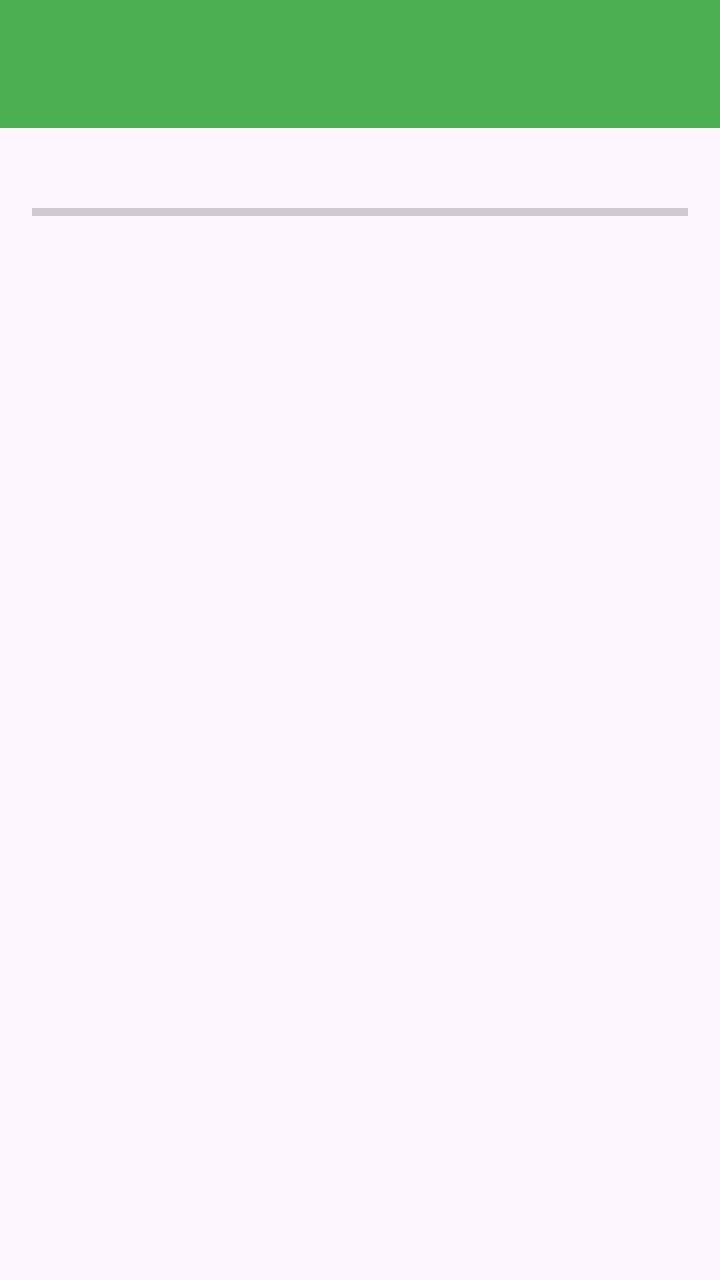
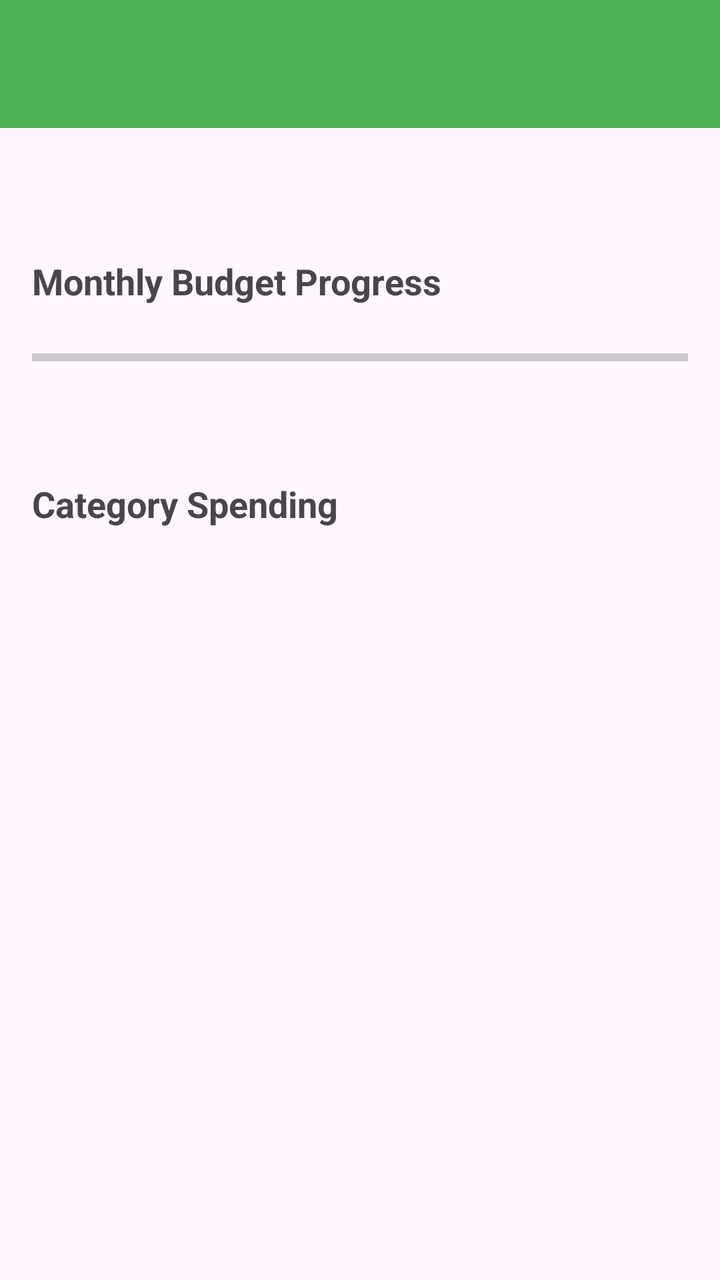

Screens rendered from an Android XML layout before and after an edit, with the pre-edit source and the edit as a unified diff.
<!-- AndroidManifest.xml: application theme Theme.Pennywise2 -->
<!-- res/layout/activity_dashboard.xml -->
<?xml version="1.0" encoding="utf-8"?>
<LinearLayout xmlns:android="http://schemas.android.com/apk/res/android"
    android:layout_width="match_parent" android:layout_height="match_parent"
    android:orientation="vertical">
    <androidx.appcompat.widget.Toolbar android:id="@+id/toolbar"
        android:layout_width="match_parent" android:layout_height="?attr/actionBarSize"
        android:background="#4CAF50" android:title="PennyWise" android:titleTextColor="@android:color/white"/>
    <ScrollView android:layout_width="match_parent" android:layout_height="0dp" android:layout_weight="1" android:padding="16dp">
        <LinearLayout android:orientation="vertical" android:layout_width="match_parent" android:layout_height="wrap_content">
            <TextView android:id="@+id/tvWelcome" android:textSize="20sp" android:textStyle="bold"/>
            <TextView android:text="Monthly Budget Progress" android:textStyle="bold" android:layout_marginTop="16dp"/>
            <ProgressBar android:id="@+id/pbBudget" style="?android:attr/progressBarStyleHorizontal"
                android:layout_width="match_parent" android:layout_height="20dp" android:max="100"/>
            <TextView android:id="@+id/tvBudgetStatus" android:layout_marginBottom="16dp"/>
            <Button android:id="@+id/btnSetBudget" android:text="Set Monthly Budget" android:layout_marginTop="8dp"/>
            <Button android:id="@+id/btnManageCategories" android:text="Manage Categories" android:layout_marginTop="8dp"/>
            <Button android:id="@+id/btnAddExpense" android:text="Add Expense" android:layout_marginTop="8dp"/>
            <Button android:id="@+id/btnViewExpenses" android:text="View Expenses" android:layout_marginTop="8dp"/>
            <Button android:id="@+id/btnCategoryTotals" android:text="Category Totals" android:layout_marginTop="8dp"/>
            <Button android:id="@+id/btnLogout" android:text="Logout" android:backgroundTint="#F44336" android:layout_marginTop="16dp"/>
        </LinearLayout>
    </ScrollView>
</LinearLayout>
<!-- resources referenced by this layout -->
<resources>
  <style name="Theme.Pennywise2" parent="Base.Theme.Pennywise2" />
  <style name="Base.Theme.Pennywise2" parent="Theme.Material3.DayNight.NoActionBar">
          
          
      </style>
</resources>

<!-- the commit's change to res/layout/activity_dashboard.xml (unified diff, before → after) -->
@@ -4,19 +4,26 @@
     android:orientation="vertical">
     <androidx.appcompat.widget.Toolbar android:id="@+id/toolbar"
         android:layout_width="match_parent" android:layout_height="?attr/actionBarSize"
-        android:background="#4CAF50" android:title="PennyWise" android:titleTextColor="@android:color/white"/>
+        android:background="#4CAF50" android:titleTextColor="@android:color/white" android:title="PennyWise"/>
     <ScrollView android:layout_width="match_parent" android:layout_height="0dp" android:layout_weight="1" android:padding="16dp">
-        <LinearLayout android:orientation="vertical" android:layout_width="match_parent" android:layout_height="wrap_content">
-            <TextView android:id="@+id/tvWelcome" android:textSize="20sp" android:textStyle="bold"/>
-            <TextView android:text="Monthly Budget Progress" android:textStyle="bold" android:layout_marginTop="16dp"/>
+        <LinearLayout android:layout_width="match_parent" android:layout_height="wrap_content" android:orientation="vertical">
+            <TextView android:id="@+id/tvWelcome" android:layout_width="match_parent" android:layout_height="wrap_content"
+                android:textSize="24sp" android:textStyle="bold" android:layout_marginBottom="16dp"/>
+            <TextView android:layout_width="wrap_content" android:layout_height="wrap_content"
+                android:text="Monthly Budget Progress" android:textSize="18sp" android:textStyle="bold"/>
             <ProgressBar android:id="@+id/pbBudget" style="?android:attr/progressBarStyleHorizontal"
-                android:layout_width="match_parent" android:layout_height="20dp" android:max="100"/>
-            <TextView android:id="@+id/tvBudgetStatus" android:layout_marginBottom="16dp"/>
-            <Button android:id="@+id/btnSetBudget" android:text="Set Monthly Budget" android:layout_marginTop="8dp"/>
-            <Button android:id="@+id/btnManageCategories" android:text="Manage Categories" android:layout_marginTop="8dp"/>
-            <Button android:id="@+id/btnAddExpense" android:text="Add Expense" android:layout_marginTop="8dp"/>
-            <Button android:id="@+id/btnViewExpenses" android:text="View Expenses" android:layout_marginTop="8dp"/>
-            <Button android:id="@+id/btnCategoryTotals" android:text="Category Totals" android:layout_marginTop="8dp"/>
+                android:layout_width="match_parent" android:layout_height="20dp" android:layout_marginTop="16dp"
+                android:progressTint="#4CAF50" android:max="100"/>
+            <TextView android:id="@+id/tvBudgetStatus" android:layout_width="match_parent" android:layout_height="wrap_content"
+                android:textAlignment="center" android:layout_marginTop="8dp"/>
+            <TextView android:layout_width="match_parent" android:layout_height="wrap_content" android:layout_marginTop="24dp"
+                android:text="Category Spending" android:textSize="18sp" android:textStyle="bold"/>
+            <androidx.recyclerview.widget.RecyclerView android:id="@+id/rvCategories"
+                android:layout_width="match_parent" android:layout_height="wrap_content"/>
+            <Button android:id="@+id/btnGraph" android:text="View Spending Graph" android:layout_marginTop="16dp"/>
+            <Button android:id="@+id/btnProgressDashboard" android:text="Progress Dashboard" android:layout_marginTop="8dp"/>
+            <Button android:id="@+id/btnAchievements" android:text="Achievements" android:layout_marginTop="8dp"/>
+            <Button android:id="@+id/btnSubscriptions" android:text="Subscriptions Detector" android:layout_marginTop="8dp"/>
             <Button android:id="@+id/btnLogout" android:text="Logout" android:backgroundTint="#F44336" android:layout_marginTop="16dp"/>
         </LinearLayout>
     </ScrollView>
